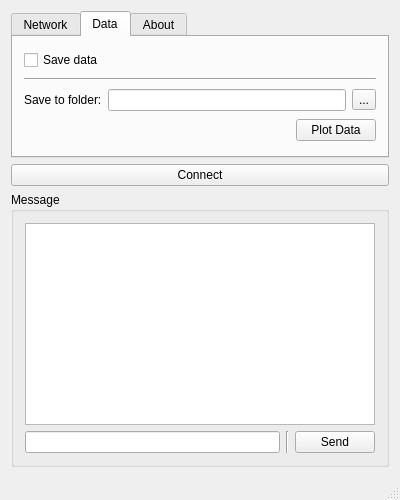
Old version of the form Client/mainwindow.ui in the repository rookiepeng/mimo-radar.
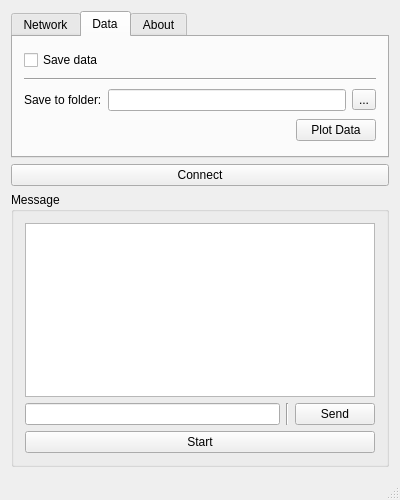
New version of the form.

Commit message: option to save data

```diff
--- a/Client/mainwindow.ui
+++ b/Client/mainwindow.ui
@@ -465,6 +465,13 @@
          </item>
         </layout>
        </item>
+       <item>
+        <widget class="QPushButton" name="button_Start">
+         <property name="text">
+          <string>Start</string>
+         </property>
+        </widget>
+       </item>
       </layout>
      </widget>
     </item>
```
Left out of the diff: 2 changed lines with no effect on the pictures. The commit also changes 1 other file.
